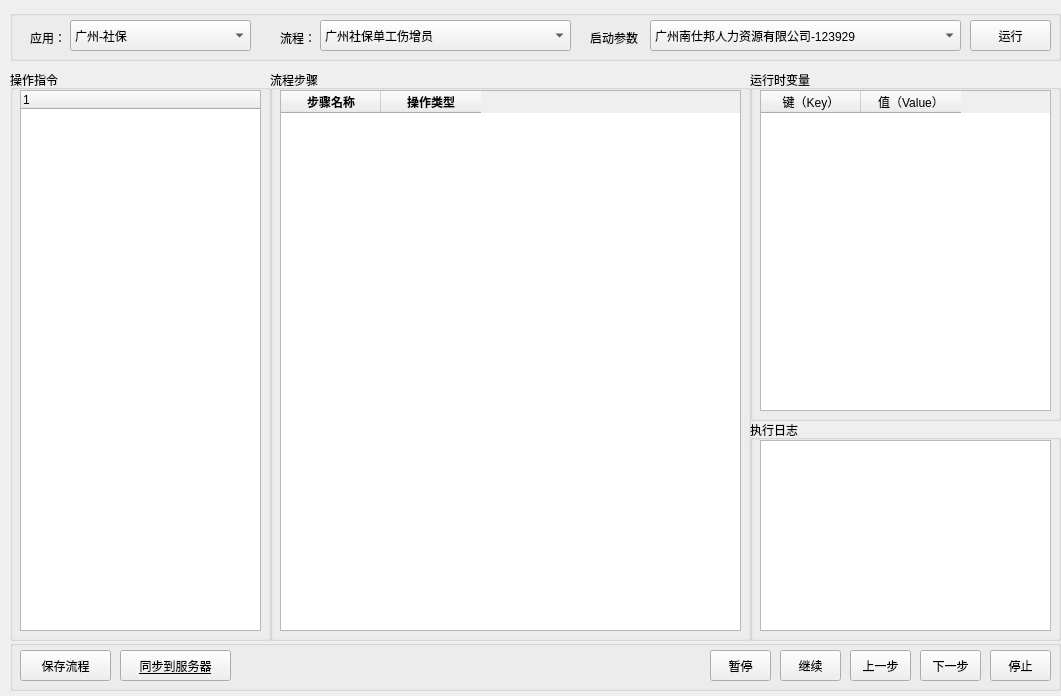
First picture: the form in src/seebot/seebot/ide/index.ui, repository itishsy/seebot, before the edit.
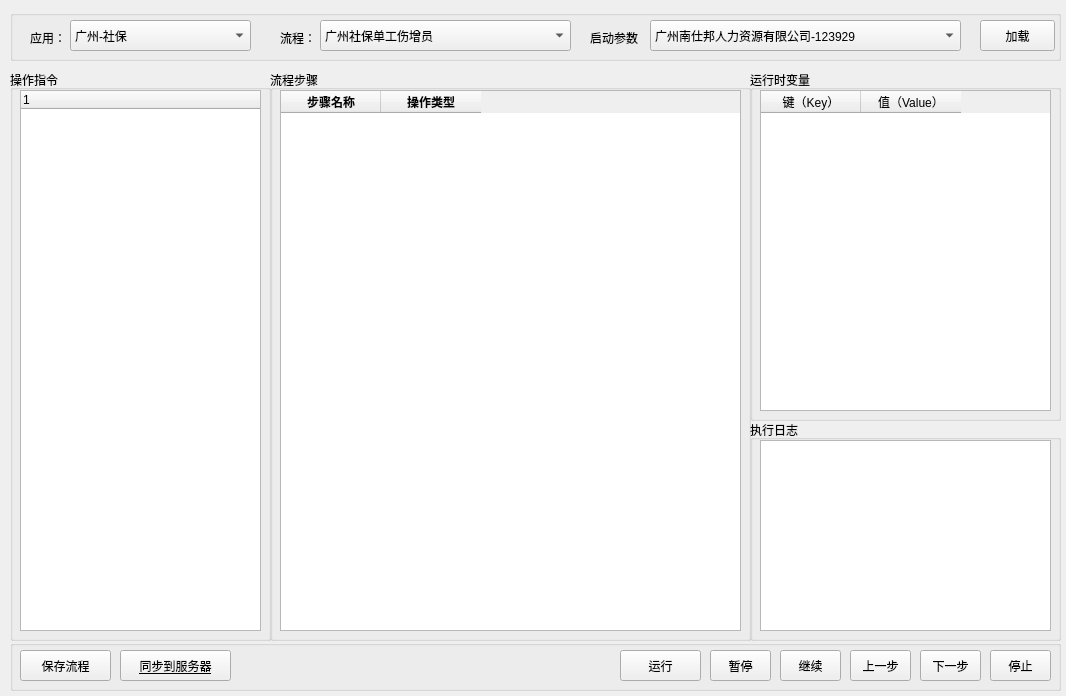
Second picture: the form after the edit.

Patch:
```diff
--- a/src/seebot/seebot/ide/index.ui
+++ b/src/seebot/seebot/ide/index.ui
@@ -6,7 +6,7 @@
    <rect>
     <x>0</x>
     <y>0</y>
-    <width>1061</width>
+    <width>1066</width>
     <height>696</height>
    </rect>
   </property>
@@ -179,17 +179,17 @@
      </property>
     </item>
    </widget>
-   <widget class="QPushButton" name="btn_run">
+   <widget class="QPushButton" name="btn_reload">
     <property name="geometry">
      <rect>
-      <x>960</x>
+      <x>970</x>
       <y>10</y>
-      <width>81</width>
+      <width>75</width>
       <height>31</height>
      </rect>
     </property>
     <property name="text">
-     <string>运行</string>
+     <string>加载</string>
     </property>
    </widget>
   </widget>
@@ -455,6 +455,19 @@
      <string>保存流程</string>
     </property>
    </widget>
+   <widget class="QPushButton" name="btn_run">
+    <property name="geometry">
+     <rect>
+      <x>610</x>
+      <y>10</y>
+      <width>81</width>
+      <height>31</height>
+     </rect>
+    </property>
+    <property name="text">
+     <string>运行</string>
+    </property>
+   </widget>
   </widget>
  </widget>
  <resources/>
```
